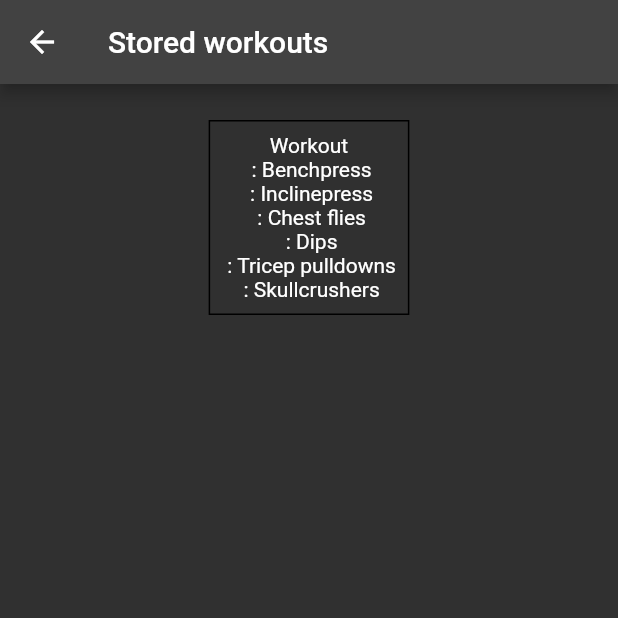
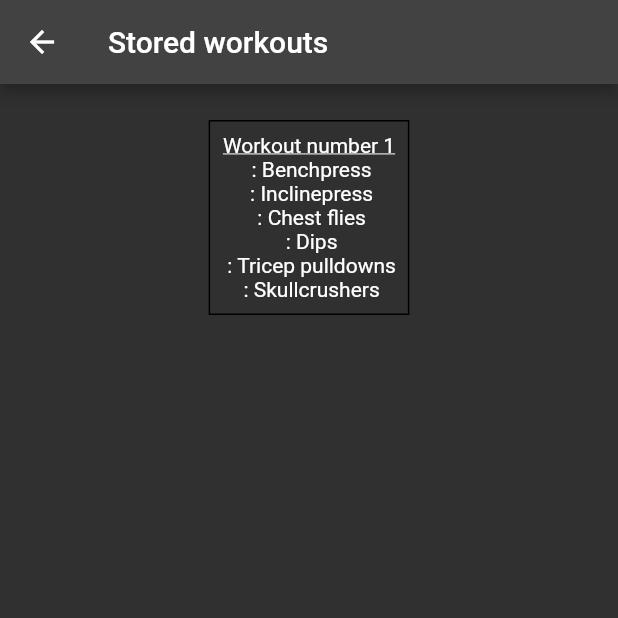
Before and after one commit to Tect0n/gym_app, a Flutter app: the screen it shows after launch, after a tap on "Add Workout", on a phone screen of 412 x 824 dp, the top half of it. Run offline on Flutter 3.47's test engine with Material 2 defaults, Android fonts, the light colour scheme and no system bars; generated files the repository leaves out were written again.

Commit message:
Added the Add Workout Feature

```diff
--- a/my_gym_app/lib/main.dart
+++ b/my_gym_app/lib/main.dart
@@ -8,6 +8,8 @@ void main() {
 class MyApp extends StatelessWidget {
   MyApp({Key? key}) : workouts = [], super(key: key);
   final List<Workout> workouts;
+
+
 
 
   @override
@@ -26,6 +28,8 @@ class MyApp extends StatelessWidget {
 class MainApp extends StatelessWidget {
   MainApp({Key? key}) : super(key: key);
   final List<Workout> workouts = [];
+  int count = 0;
+
 
   @override
   Widget build(BuildContext context) {
@@ -144,9 +148,12 @@ class MainApp extends StatelessWidget {
               width: 200,
               child: Padding(
                 padding: const EdgeInsets.all(8.0),
-                child: TextField(controller: _skullcrush, decoration: InputDecoration(hintText: "Number of Reps", labelText: "6. Skull Crushers")),
+                child: TextField(controller: _skullcrush, decoration: InputDecoration(hintText: "Number of Reps", labelText: "Number of Reps")),
               ),
             ),
+
+
+
 
 
             // The following code creates the add workout button
@@ -154,21 +161,17 @@ class MainApp extends StatelessWidget {
             Builder(builder: (context) => ElevatedButton(
               style: ButtonStyle(backgroundColor: MaterialStateProperty.all<Color>(Colors.black26)),
               onPressed: () {
+
                 // Workout object is created based on the data written
                 final workout = Workout(benchpress: _benchpress.text, inclinepress: _inclinepress.text, chestflies: _chestflies.text, dips: _dips.text, tripull: _tripulldown.text, skullcrush: _skullcrush.text);
                 workouts.add(workout);
 
-                print(workouts);
-
-                if (workouts.length > 1) {
-                    print(workouts[1].benchpress);
-                  };
 
 
                  // Add the new workout to the list
                 Navigator.push(
                   context,
-                  MaterialPageRoute(builder: (context) => WorkoutPage(workouts: workouts,)),
+                  MaterialPageRoute(builder: (context) => WorkoutPage(workouts: workouts, count: count,)),
                 );
               },
               child: Text('Add Workout'),
@@ -220,7 +223,7 @@ perform the buildWorkoutWidget function on each object in the list.
 class WorkoutPage extends StatelessWidget {
   final workouts;
 
-  const WorkoutPage({Key? key, required this.workouts})
+  const WorkoutPage({Key? key, required this.workouts, required count})
       : super(key: key);
 
       // Workout boxes are created here, there for we need to extract the workout
@@ -228,7 +231,7 @@ class WorkoutPage extends StatelessWidget {
 
 
       // The following function creates workout boxes
-      Widget buildWorkoutWidget(Workout workout) {
+      Widget buildWorkoutWidget(Workout workout, int index) {
         return Center(
           child: Column(
             children: [
@@ -242,7 +245,7 @@ class WorkoutPage extends StatelessWidget {
                   ),
                   child: Column(
                     children: [
-                      Text('Workout'),
+                      Text('Workout number ${index + 1}', style: TextStyle(decoration: TextDecoration.underline)),
                       Text("${workout.benchpress} : Benchpress", textAlign: TextAlign.left),
                       Text("${workout.inclinepress} : Inclinepress", textAlign: TextAlign.right),
                       Text("${workout.chestflies} : Chest flies", textAlign: TextAlign.right),
@@ -277,7 +280,7 @@ class WorkoutPage extends StatelessWidget {
         body: ListView.builder(
           itemCount: workouts.length,
           itemBuilder: (BuildContext context, int index) {
-            return buildWorkoutWidget(workouts[index]);
+            return buildWorkoutWidget(workouts[index], index);
           },
         )
       ),
```
